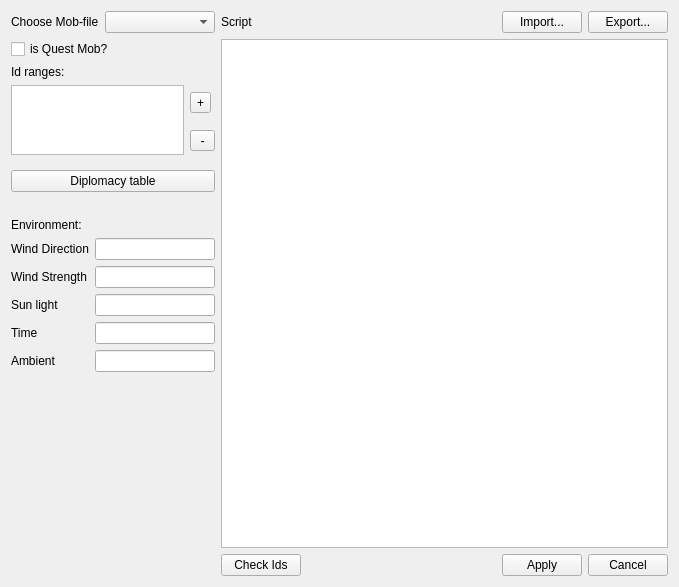
Qt form mobParameters.ui (konstvest/ei_maper) before a commit.
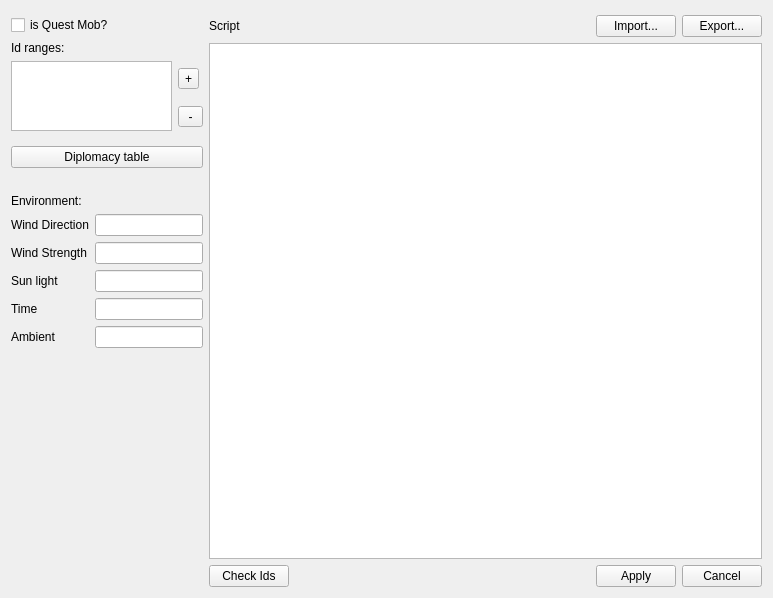
The same form after that commit.

Commit message: open dialog for active mob

```diff
--- a/mobParameters.ui
+++ b/mobParameters.ui
@@ -6,8 +6,8 @@
    <rect>
     <x>0</x>
     <y>0</y>
-    <width>679</width>
-    <height>587</height>
+    <width>773</width>
+    <height>598</height>
    </rect>
   </property>
   <property name="windowTitle">
@@ -17,44 +17,14 @@
    <property name="sizeConstraint">
     <enum>QLayout::SetDefaultConstraint</enum>
    </property>
+   <property name="topMargin">
+    <number>15</number>
+   </property>
    <item>
     <layout class="QVBoxLayout" name="verticalLayout_3">
      <property name="bottomMargin">
       <number>0</number>
      </property>
-     <item>
-      <layout class="QHBoxLayout" name="horizontalLayout">
-       <item>
-        <widget class="QLabel" name="mobLabel">
-         <property name="sizePolicy">
-          <sizepolicy hsizetype="Fixed" vsizetype="Preferred">
-           <horstretch>0</horstretch>
-           <verstretch>0</verstretch>
-          </sizepolicy>
-         </property>
-         <property name="text">
-          <string>Choose Mob-file</string>
-         </property>
-        </widget>
-       </item>
-       <item>
-        <widget class="QComboBox" name="chooseMob">
-         <property name="sizePolicy">
-          <sizepolicy hsizetype="Preferred" vsizetype="Minimum">
-           <horstretch>0</horstretch>
-           <verstretch>0</verstretch>
-          </sizepolicy>
-         </property>
-         <property name="minimumSize">
-          <size>
-           <width>110</width>
-           <height>0</height>
-          </size>
-         </property>
-        </widget>
-       </item>
-      </layout>
-     </item>
      <item>
       <widget class="QCheckBox" name="isPrimaryBox">
        <property name="sizePolicy">
@@ -76,6 +46,12 @@
          <verstretch>0</verstretch>
         </sizepolicy>
        </property>
+       <property name="minimumSize">
+        <size>
+         <width>180</width>
+         <height>0</height>
+        </size>
+       </property>
        <property name="text">
         <string>Id ranges:</string>
        </property>
```
Left out of the diff: 2 changed lines with no effect on the pictures. The commit also changes 7 other files.
